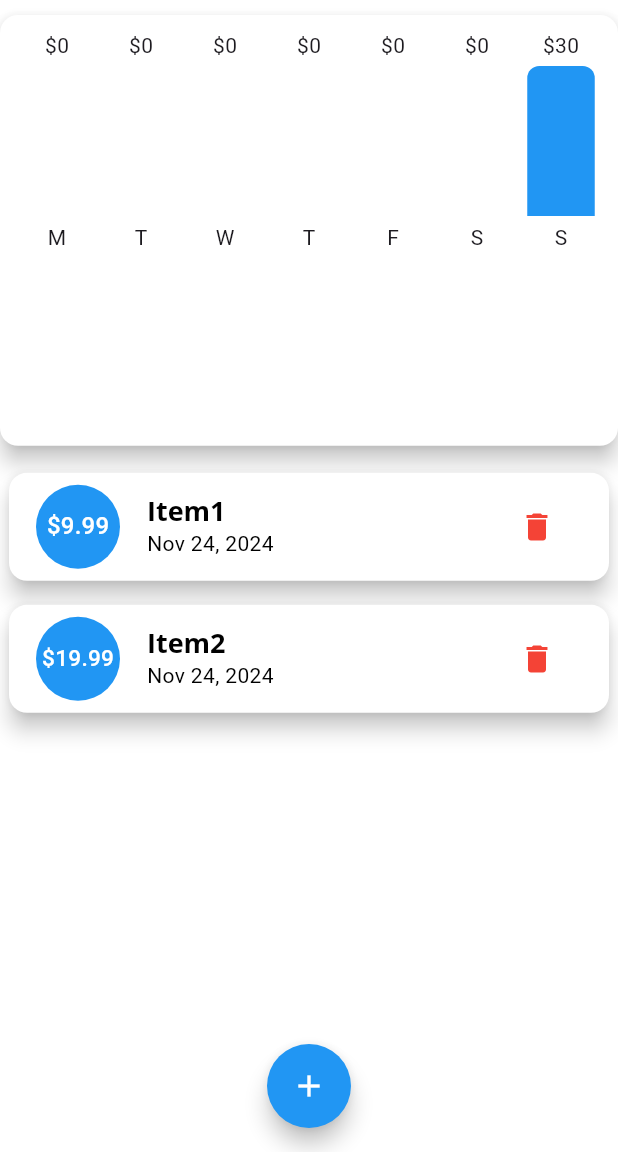
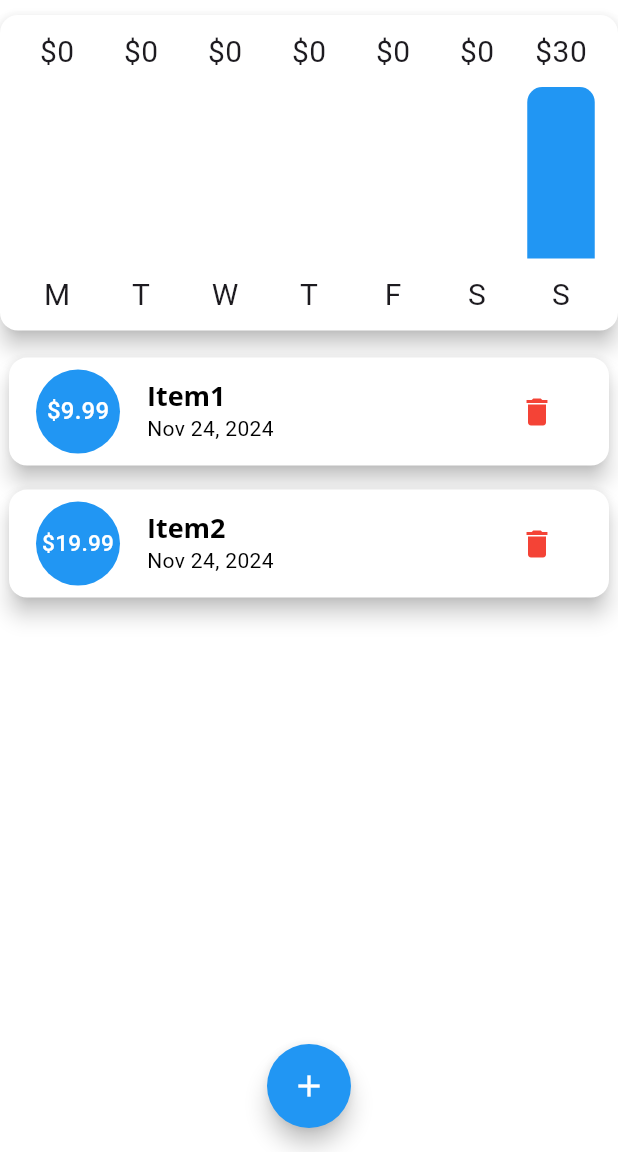
Before and after one commit to Trykea/Personal_expense_app, a Flutter app: the screen it shows after launch, on a phone screen of 412 x 824 dp, the part 84-1236 px from its top. Run offline on Flutter 3.47's test engine with Material 3 defaults, Android fonts, the light colour scheme and no system bars.

Commit message:
fixed layout for landscape mode with swtich for showing chart

```diff
--- a/lib/main.dart
+++ b/lib/main.dart
@@ -1,11 +1,19 @@
 import 'package:flutter/material.dart';
+import 'package:flutter/services.dart';
 
 import './models/new_transaction.dart';
 import './widgets/transaction_list.dart';
 import 'models/transaction.dart';
 import './widgets/chart.dart';
 
-void main() => runApp(MyApp());
+void main() {
+  // WidgetsFlutterBinding.ensureInitialized();
+  // SystemChrome.setPreferredOrientations([
+  //   DeviceOrientation.portraitDown,
+  //   DeviceOrientation.portraitUp
+  // ]);
+  runApp(MyApp());
+}
 
 class MyApp extends StatelessWidget {
   @override
@@ -60,6 +68,7 @@
     Transaction(id: '1', title: 'Item1', amount: 9.99, date: DateTime.now()),
     Transaction(id: '2', title: 'Item2', amount: 19.99, date: DateTime.now()),
   ];
+  bool _showChart = false;
 
   List<Transaction> get _recentTransactions {
     return _userTransactions.where((tx) {
@@ -100,6 +109,7 @@
 
   @override
   Widget build(BuildContext context) {
+    final isLandscape = MediaQuery.of(context).orientation == Orientation.landscape;
     final appBar = AppBar(
       backgroundColor: Theme.of(context).colorScheme.primary,
       title: Text(
@@ -114,18 +124,50 @@
         )
       ],
     );
+    final txListWidget = Container(
+        height: (MediaQuery.of(context).size.height -
+            appBar.preferredSize.height -
+            MediaQuery.of(context).padding.top) *
+            0.7,
+        child:
+        TransactionList(_userTransactions, _deleteTransaction));
     return Scaffold(
       appBar: appBar,
       body: SingleChildScrollView(
         child: Column(
           crossAxisAlignment: CrossAxisAlignment.stretch,
           children: [
-            Container(
-              height: (MediaQuery.of(context).size.height - appBar.preferredSize.height - MediaQuery.of(context).padding.top) * 0.4,
+            if (isLandscape) Row(
+              mainAxisAlignment: MainAxisAlignment.center,
+              children: [
+                Text('Show chart'),
+                Switch(
+                    value: _showChart,
+                    inactiveThumbColor: Colors.white,
+                    inactiveTrackColor: Colors.grey,
+                    onChanged: (val) {
+                      setState(() {
+                        _showChart = val;
+
+                      });
+                    })
+              ],
+            ),
+            if (!isLandscape) Container(
+                height: (MediaQuery.of(context).size.height -
+                    appBar.preferredSize.height -
+                    MediaQuery.of(context).padding.top) *
+                    0.3,
                 child: Chart(_recentTransactions)),
-            Container(
-                height: (MediaQuery.of(context).size.height - appBar.preferredSize.height - MediaQuery.of(context).padding.top) * 0.6,
-                child: TransactionList(_userTransactions, _deleteTransaction)),
+            if (!isLandscape) txListWidget,
+            if  (isLandscape) _showChart
+                ? Container(
+                    height: (MediaQuery.of(context).size.height -
+                            appBar.preferredSize.height -
+                            MediaQuery.of(context).padding.top) *
+                        0.7,
+                    child: Chart(_recentTransactions))
+                : txListWidget,
           ],
         ),
       ),
--- a/lib/widgets/chart_bar.dart
+++ b/lib/widgets/chart_bar.dart
@@ -9,17 +9,19 @@
 
   @override
   Widget build(BuildContext context) {
+    return LayoutBuilder(
+      builder: (ctx, constraints) {
         return Column(
           children: [
             Container(
-            height: 20,
+                height: constraints.maxHeight * 0.15,
                 child: FittedBox(
                     child: Text('\$${spendingAmount.toStringAsFixed(0)}'))),
             SizedBox(
-          height: 4,
+              height: constraints.maxHeight * 0.05,
             ),
             Container(
-          height: 100,
+              height: constraints.maxHeight * 0.6,
               width: 45,
               child: Stack(
                 alignment: Alignment.bottomCenter,
@@ -33,11 +35,12 @@
                   // ),
                   FractionallySizedBox(
                     heightFactor: spendingPctOfTotal,
-
                     child: Container(
                       decoration: BoxDecoration(
                         color: Theme.of(context).colorScheme.primary,
-                    borderRadius: BorderRadius.only(topLeft: Radius.circular(8),topRight: Radius.circular(8)),
+                        borderRadius: BorderRadius.only(
+                            topLeft: Radius.circular(10),
+                            topRight: Radius.circular(10)),
                       ),
                     ),
                   )
@@ -45,10 +48,12 @@
               ),
             ),
             SizedBox(
-          height: 4,
+              height: constraints.maxHeight * 0.05,
             ),
-        Text(label),
+            Container(height: constraints.maxHeight * 0.15, child: FittedBox(child: Text(label))),
           ],
+        );
+      },
     );
   }
 }
--- a/lib/widgets/transaction_list.dart
+++ b/lib/widgets/transaction_list.dart
@@ -12,7 +12,8 @@
   @override
   Widget build(BuildContext context) {
     return transactions.isEmpty
-          ? Column(
+          ? LayoutBuilder(builder: (context, constraints) {
+            return Column(
               children: [
                 Text(
                   'There\'s no item added yet',
@@ -22,13 +23,14 @@
                   height: 20,
                 ),
                 Container(
-                    height: 200,
+                    height: constraints.maxHeight * 0.6,
                     child: Image.asset(
                       'assets/images/waiting.png',
                       fit: BoxFit.cover,
                     ))
               ],
-            )
+            );
+    },)
           : ListView.builder(
               itemBuilder: (ctx, index) {
                 return Card(
```
Lines whose indentation alone changed are shown as unchanged.
